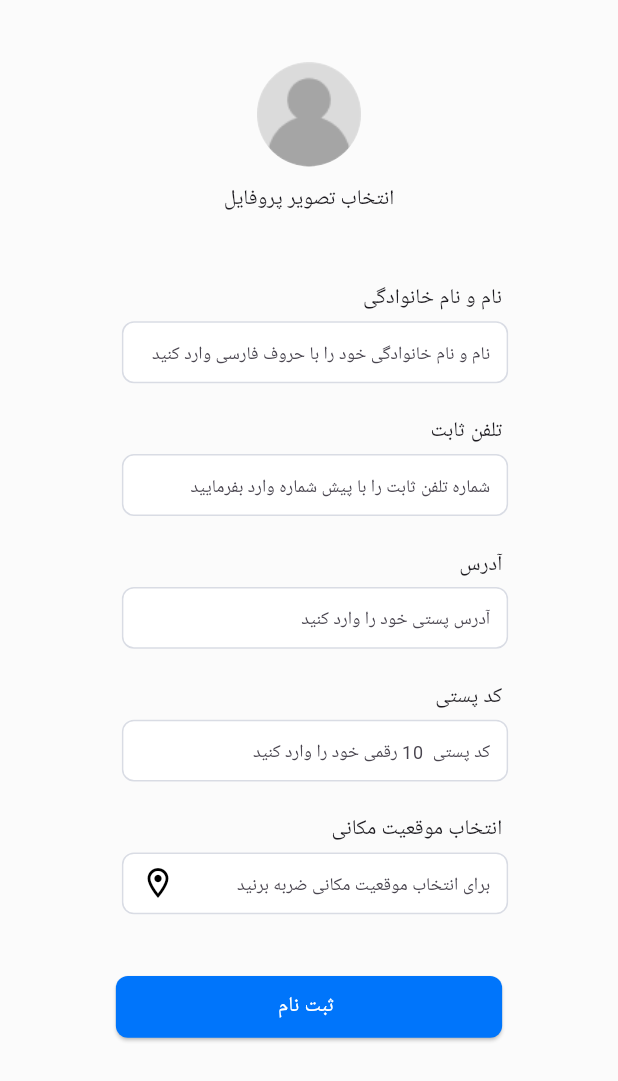
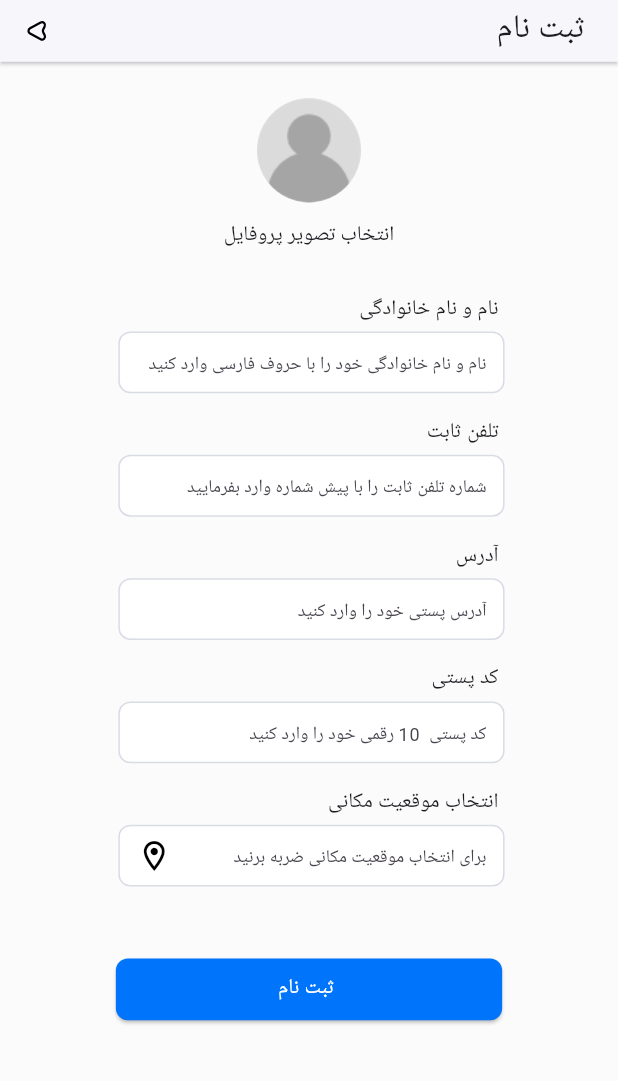
Before and after one commit to PooriaSr/watch_store, a Flutter app: the UserRegisterScreen screen opened directly, on a phone screen of 412 x 824 dp. Shown: the top 1081 px of the screen. Run offline on Flutter 3.47's test engine with Material 3 defaults, Android fonts, the phone set to English and light mode, and no system bars; our stand-ins replace flutter_spinkit, flutter_svg.

Commit message:
main App Bar widget created

```diff
--- a/lib/main.dart
+++ b/lib/main.dart
@@ -1,7 +1,6 @@
 import 'package:flutter/material.dart';
 import 'package:watch_store/components/themes.dart';
 import 'package:watch_store/screens/register/user_register_screen.dart';
-import 'package:watch_store/screens/register/verify_otp_screen.dart';
 
 void main() {
   runApp(const MyApp());
@@ -16,7 +15,7 @@ class MyApp extends StatelessWidget {
       debugShowCheckedModeBanner: false,
       theme: lightTheme(),
       title: 'Watch App',
-      home: const VerifyOtpScreen(),
+      home: const UserRegisterScreen(),
     );
   }
 }
--- a/lib/resource/colors.dart
+++ b/lib/resource/colors.dart
@@ -30,6 +30,7 @@ class AppColors {
   static const Color shadow = Color.fromARGB(90, 0, 0, 0);
   static const Color hint = Colors.grey;
   static const Color appbar = Colors.white;
+  static const Color appbarShadow = Color.fromARGB(255, 217, 220, 228);
   static const Color iconColor = Colors.black;
   static const Color searchBar = Colors.white;
   static const Color scaffoldBackgroundColor =
--- a/lib/screens/register/user_register_screen.dart
+++ b/lib/screens/register/user_register_screen.dart
@@ -1,12 +1,13 @@
-import 'package:flutter/cupertino.dart';
 import 'package:flutter/material.dart';
-import 'package:flutter/widgets.dart';
 import 'package:watch_store/components/extensions.dart';
+import 'package:watch_store/gen/assets.gen.dart';
 import 'package:watch_store/resource/dimens.dart';
 import 'package:watch_store/resource/strings.dart';
 import 'package:watch_store/widgets/app_avatar.dart';
 import 'package:watch_store/widgets/app_button.dart';
 import 'package:watch_store/widgets/app_text_field.dart';
+import 'package:watch_store/widgets/main_app_bar.dart';
+import 'package:flutter_svg/flutter_svg.dart';
 
 class UserRegisterScreen extends StatelessWidget {
   const UserRegisterScreen({super.key});
@@ -19,6 +20,11 @@ class UserRegisterScreen extends StatelessWidget {
       onTap: () => FocusScope.of(context).unfocus(),
       child: Scaffold(
         resizeToAvoidBottomInset: false,
+        appBar: PreferredSize(
+            preferredSize: Size.fromHeight(phoneSize.height / 20),
+            child: MainAppBar(
+                title: AppStrings.register,
+                icon: SvgPicture.asset(Assets.svg.back))),
         body: SafeArea(
           child: SingleChildScrollView(
             reverse: true,
@@ -26,38 +32,38 @@ class UserRegisterScreen extends StatelessWidget {
               width: phoneSize.width,
               child: Column(
                 children: [
-                  (phoneSize.height / 20).sizedBoxHeight,
+                  AppDimens.xLarge.sizedBoxHeight,
                   const AppAvatar(),
-                  (phoneSize.height / 20).sizedBoxHeight,
+                  AppDimens.xLarge.sizedBoxHeight,
                   AppTextField(
                       title: AppStrings.nameLastName,
                       hint: AppStrings.hintNameLastName,
                       controller: textEditingController),
-                  (phoneSize.height / 45).sizedBoxHeight,
+                  AppDimens.medium.sizedBoxHeight,
                   AppTextField(
                       title: AppStrings.homeNumber,
                       hint: AppStrings.hintHomeNumber,
                       controller: textEditingController),
-                  (phoneSize.height / 45).sizedBoxHeight,
+                  AppDimens.medium.sizedBoxHeight,
                   AppTextField(
                       title: AppStrings.address,
                       hint: AppStrings.hintAddress,
                       controller: textEditingController),
-                  (phoneSize.height / 45).sizedBoxHeight,
+                  AppDimens.medium.sizedBoxHeight,
                   AppTextField(
                       title: AppStrings.postalCode,
                       hint: AppStrings.hintPostalCode,
                       controller: textEditingController),
-                  (phoneSize.height / 45).sizedBoxHeight,
+                  AppDimens.medium.sizedBoxHeight,
                   AppTextField(
                     title: AppStrings.location,
                     hint: AppStrings.hintLocation,
                     controller: textEditingController,
                     icon: const Icon(Icons.location_on_outlined),
                   ),
-                  (phoneSize.height / 20).sizedBoxHeight,
+                  AppDimens.xxLarge.sizedBoxHeight,
                   MainAppButton(onPressed: () {}, title: AppStrings.register),
-                  (MediaQuery.of(context).viewInsets.bottom / 1.2)
+                  (MediaQuery.of(context).viewInsets.bottom / 1.4)
                       .sizedBoxHeight,
                 ],
               ),
--- a/lib/widgets/app_text_field.dart
+++ b/lib/widgets/app_text_field.dart
@@ -34,7 +34,7 @@ class AppTextField extends StatelessWidget {
         Padding(
           padding: const EdgeInsets.all(AppDimens.xSmall),
           child: SizedBox(
-            width: phoneSize.width / 1.6,
+            width: phoneSize.width / 1.63,
             child: Row(
               mainAxisAlignment: MainAxisAlignment.spaceBetween,
               children: [
--- /dev/null
+++ b/lib/widgets/main_app_bar.dart
@@ -0,0 +1,29 @@
+import 'package:flutter/material.dart';
+import 'package:watch_store/resource/colors.dart';
+import 'package:watch_store/resource/dimens.dart';
+
+class MainAppBar extends StatelessWidget {
+  final String title;
+  final Widget icon;
+  const MainAppBar({super.key, required this.title, required this.icon});
+
+  @override
+  Widget build(BuildContext context) {
+    return AppBar(
+      backgroundColor: AppColors.appbar,
+      shadowColor: AppColors.appbarShadow,
+      elevation: 1,
+      titleSpacing: AppDimens.large,
+      title: Row(
+        mainAxisAlignment: MainAxisAlignment.spaceBetween,
+        children: [
+          icon,
+          Padding(
+            padding: const EdgeInsets.only(bottom: AppDimens.xSmall),
+            child: Text(title),
+          ),
+        ],
+      ),
+    );
+  }
+}
```
